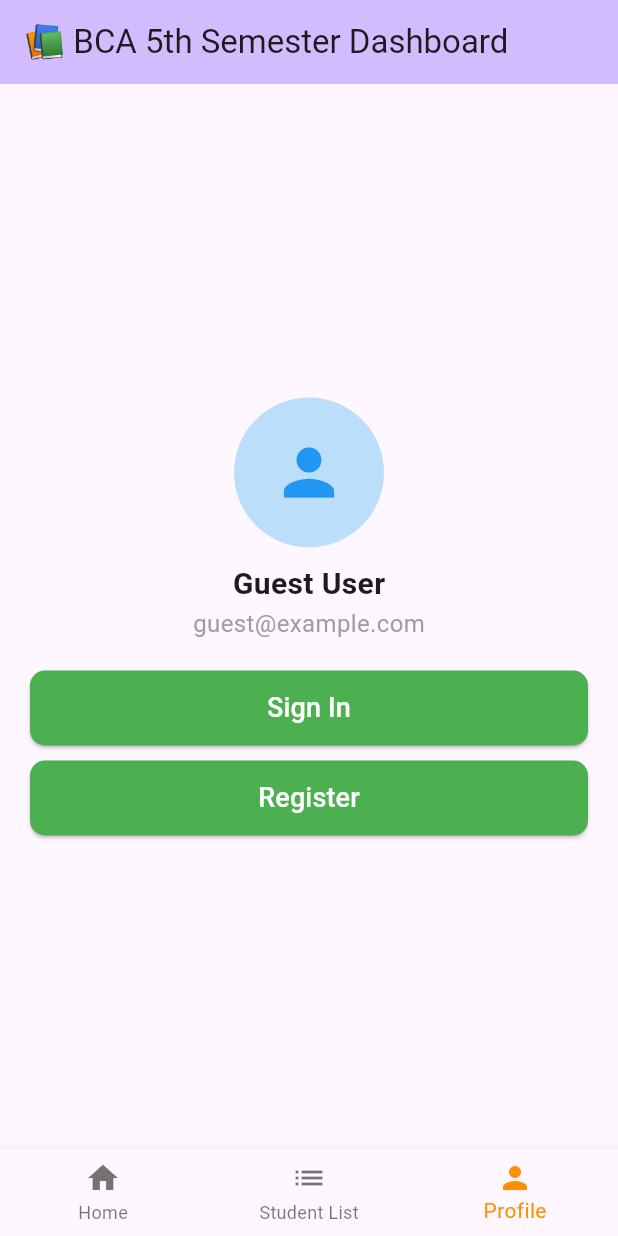
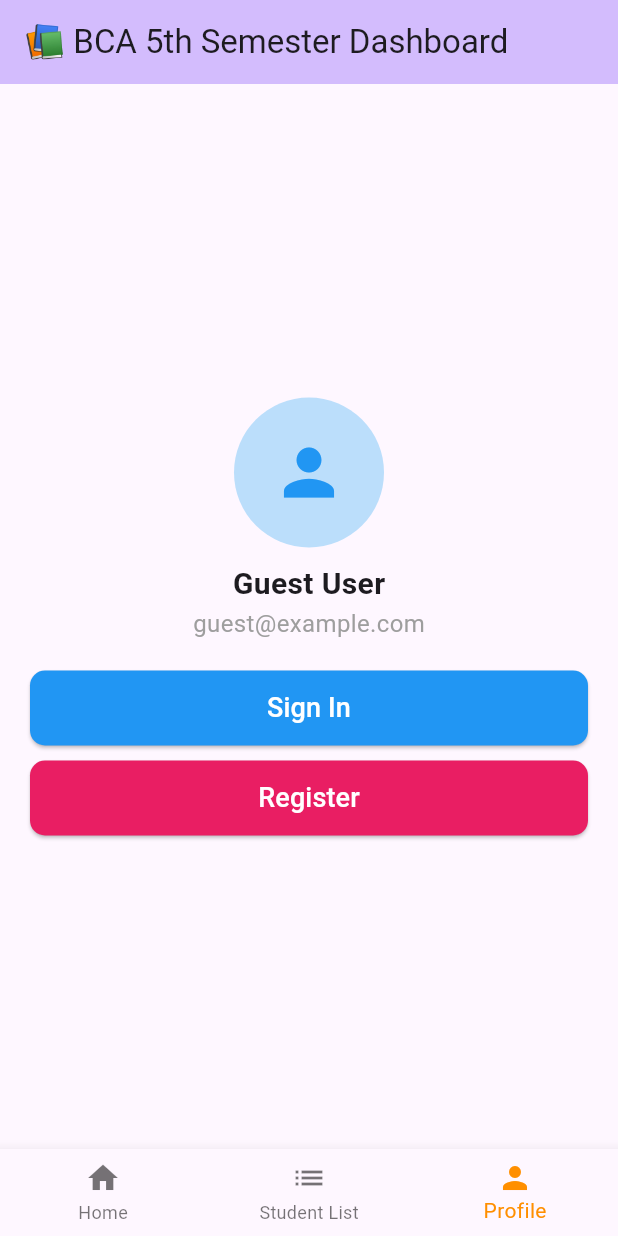
Before and after one commit to Ambikadulal/reliance_college_app, a Flutter app: the screen it shows after launch, item 3 of the bottom bar chosen, on a phone screen of 412 x 824 dp. Run offline on Flutter 3.47's test engine with Material 3 defaults, Android fonts, the phone set to English and light mode, and no system bars.

Commit message:
profile changes

```diff
--- a/lib/pages/screens/profile.dart
+++ b/lib/pages/screens/profile.dart
@@ -34,11 +34,14 @@ class ProfileScreen extends StatelessWidget {
             const SizedBox(height: 20),
 
             // Sign In Button
-            CommonButtonWidget(buttonText: "Sign In"),
+            CommonButtonWidget(buttonText: "Sign In", buttonColor: Colors.blue),
             const SizedBox(height: 10),
 
             // Register Button
-            CommonButtonWidget(buttonText: "Register"),
+            CommonButtonWidget(
+              buttonText: "Register",
+              buttonColor: Colors.pink,
+            ),
           ],
         ),
       ),
--- a/lib/pages/screens/widgets/button.dart
+++ b/lib/pages/screens/widgets/button.dart
@@ -2,7 +2,12 @@ import 'package:flutter/material.dart';
 
 class CommonButtonWidget extends StatelessWidget {
   final String buttonText;
-  const CommonButtonWidget({super.key, required this.buttonText});
+  final Color buttonColor;
+  const CommonButtonWidget({
+    super.key,
+    required this.buttonText,
+    required this.buttonColor,
+  });
 
   @override
   Widget build(BuildContext context) {
@@ -14,7 +19,7 @@ class CommonButtonWidget extends StatelessWidget {
           // Handle Register
         },
         style: ElevatedButton.styleFrom(
-          backgroundColor: Colors.green,
+          backgroundColor: buttonColor,
           shape: RoundedRectangleBorder(
             borderRadius: BorderRadius.circular(10),
           ),
```
